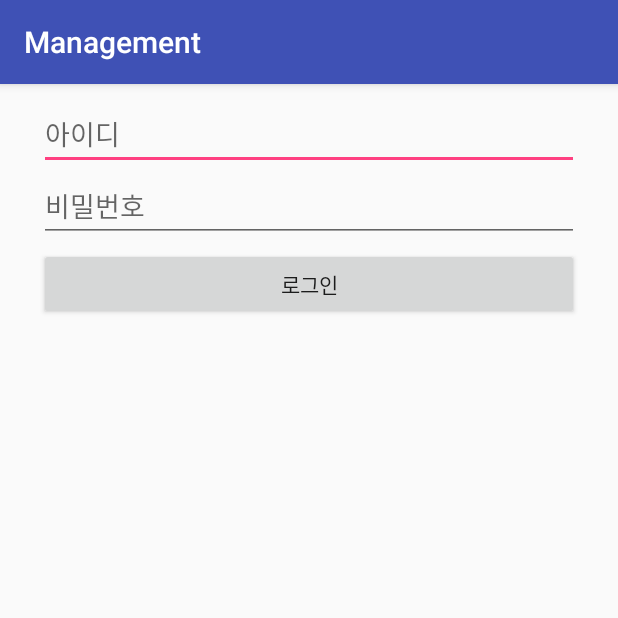
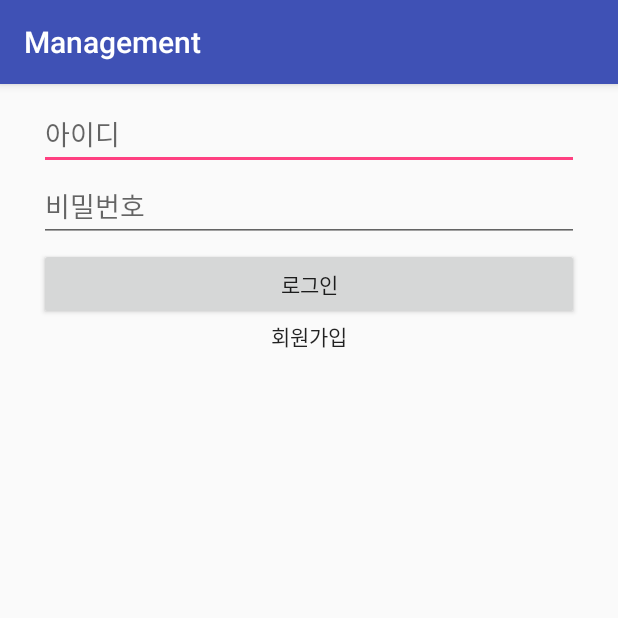
Before and after one commit to bogurs/android_project_1, an Android app: the screen it shows after launch (LoginActivity), on a phone screen of 412 x 824 dp, the top half of it. Run offline under Robolectric (Android 15) with nearby library versions, the phone set to English and light mode, and no system bars.

Commit message:
로그인 화면에서 회원가입 화면으로의 전환

```diff
--- a/app/src/main/java/projectone/navy/com/management/LoginActivity.java
+++ b/app/src/main/java/projectone/navy/com/management/LoginActivity.java
@@ -1,7 +1,12 @@
 package projectone.navy.com.management;
 
+import android.content.Intent;
 import android.support.v7.app.AppCompatActivity;
 import android.os.Bundle;
+import android.view.View;
+import android.widget.Button;
+import android.widget.EditText;
+import android.widget.TextView;
 
 public class LoginActivity extends AppCompatActivity {
 
@@ -9,5 +14,18 @@ public class LoginActivity extends AppCompatActivity {
     protected void onCreate(Bundle savedInstanceState) {
         super.onCreate(savedInstanceState);
         setContentView(R.layout.activity_login);
+
+        EditText idText = findViewById(R.id.idText);
+        EditText passwordText = findViewById(R.id.passwordText);
+        Button loginButton = findViewById(R.id.loginButton);
+        TextView registerButton = findViewById(R.id.registerButton);
+
+        registerButton.setOnClickListener(new View.OnClickListener() {
+            @Override
+            public void onClick(View view) {
+                Intent registerIntent = new Intent(LoginActivity.this, RegisterActivity.class);
+                LoginActivity.this.startActivity(registerIntent);
+            }
+        });
     }
 }
--- a/app/src/main/java/projectone/navy/com/management/MainActivity.java
+++ b/app/src/main/java/projectone/navy/com/management/MainActivity.java
@@ -2,6 +2,8 @@ package projectone.navy.com.management;
 
 import android.support.v7.app.AppCompatActivity;
 import android.os.Bundle;
+import android.widget.EditText;
+import android.widget.TextView;
 
 public class MainActivity extends AppCompatActivity {
 
@@ -9,5 +11,9 @@ public class MainActivity extends AppCompatActivity {
     protected void onCreate(Bundle savedInstanceState) {
         super.onCreate(savedInstanceState);
         setContentView(R.layout.activity_main);
+
+        EditText idText = findViewById(R.id.idText);
+        EditText passwordText = findViewById(R.id.passwordText);
+        TextView welcomeMessage = findViewById(R.id.welcomeMessage);
     }
 }
--- a/app/src/main/res/layout/activity_login.xml
+++ b/app/src/main/res/layout/activity_login.xml
@@ -33,7 +33,7 @@
             android:layout_width="wrap_content"
             android:layout_height="wrap_content"
             android:id="@+id/registerButton"
-            tools:text="회원가입"
             android:textAppearance="@style/TextAppearance.AppCompat.Button"
-            android:layout_centerHorizontal="true" android:layout_below="@+id/loginButton"/>
+            android:layout_centerHorizontal="true"
+            android:layout_below="@+id/loginButton" android:text="회원가입"/>
 </RelativeLayout>
```
Also changed, not shown: app/src/main/java/projectone/navy/com/management/RegisterActivity.java (+9 -0 lines).
